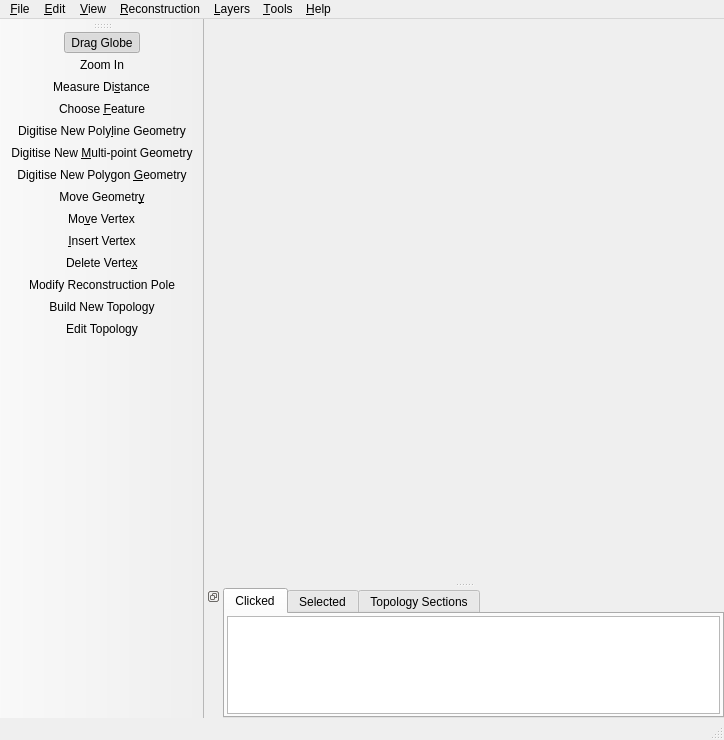
This is src/qt-widgets/ViewportWindowUi.ui in GPlates/GPlates as Qt 5 draws it before an edit. The edited form follows.
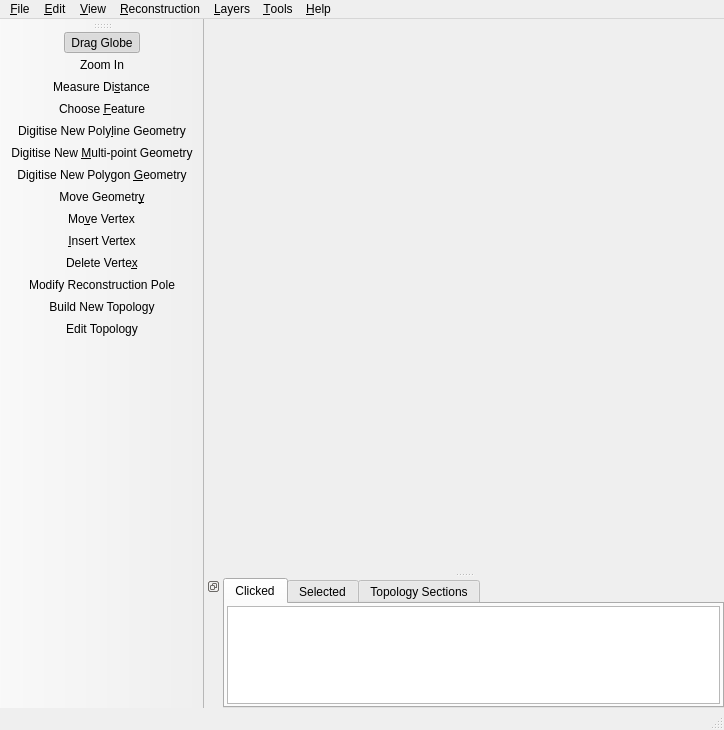
This is the edited form. Icons and pictures are not drawn.

Commit message: Adjusted the default height to 730 pixels so gplates will show up on laptops.

Patch:
```diff
--- a/src/qt-widgets/ViewportWindowUi.ui
+++ b/src/qt-widgets/ViewportWindowUi.ui
@@ -6,7 +6,7 @@
     <x>0</x>
     <y>0</y>
     <width>724</width>
-    <height>740</height>
+    <height>730</height>
    </rect>
   </property>
   <property name="minimumSize" >
```
